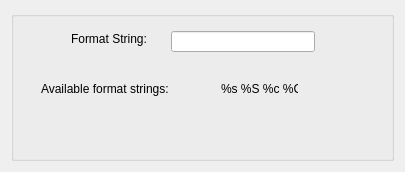
Before: the Qt Designer form src/Interface/Modules/String/PrintStringIntoStringDialog.ui in SCIInstitute/SCIRun, drawn with Qt 5.
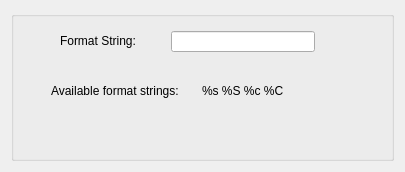
After: the same form once the commit is applied.

What changed in the file:
```diff
--- a/src/Interface/Modules/String/PrintStringIntoStringDialog.ui
+++ b/src/Interface/Modules/String/PrintStringIntoStringDialog.ui
@@ -47,39 +47,26 @@
        <enum>QLineEdit::Normal</enum>
       </property>
      </widget>
-     <widget class="QLabel" name="label_2">
-      <property name="geometry">
-       <rect>
-        <x>210</x>
-        <y>70</y>
-        <width>77</width>
-        <height>16</height>
-       </rect>
-      </property>
-      <property name="text">
-       <string>%s %S %c %C</string>
-      </property>
-     </widget>
      <widget class="QLabel" name="label">
       <property name="geometry">
        <rect>
-        <x>30</x>
+        <x>40</x>
         <y>70</y>
-        <width>155</width>
-        <height>16</height>
+        <width>291</width>
+        <height>20</height>
        </rect>
       </property>
       <property name="text">
-       <string>Available format strings:</string>
+       <string>Available format strings:       %s %S %c %C</string>
       </property>
      </widget>
      <widget class="QLabel" name="label_6">
       <property name="geometry">
        <rect>
-        <x>60</x>
+        <x>49</x>
         <y>20</y>
-        <width>90</width>
-        <height>16</height>
+        <width>101</width>
+        <height>20</height>
        </rect>
       </property>
       <property name="text">
```
